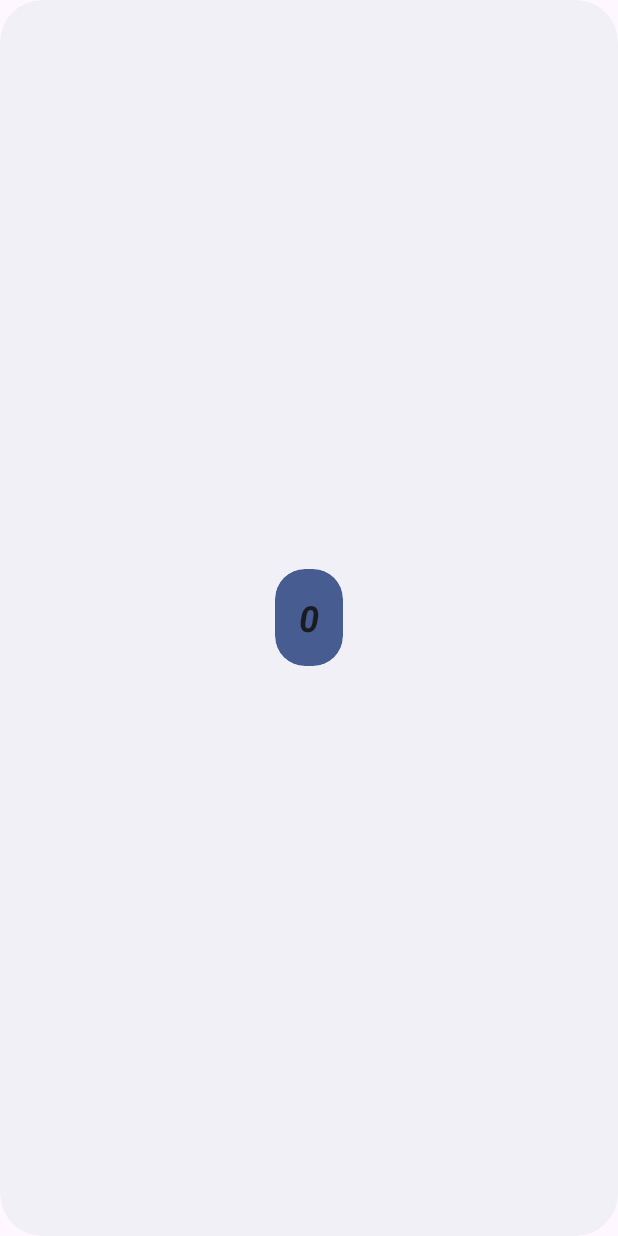
After one commit to TigcalSamples/widget-app, an Android app: the layout countdown_widget.xml on its own in the app's theme, with its tools: preview values and no code run, on a phone screen of 412 x 824 dp. The commit adds this screen. Run offline under Robolectric (Android 15) with nearby library versions, the phone set to English and light mode, and no system bars.

Commit message:
Adding countdown widget that displays number of days to Christmas and opens MainActivity when clicked

```diff
--- a/app/build.gradle.kts
+++ b/app/build.gradle.kts
@@ -33,6 +33,9 @@ android {
     kotlinOptions {
         jvmTarget = "1.8"
     }
+    buildFeatures {
+        viewBinding = true
+    }
 }
 
 dependencies {
--- /dev/null
+++ b/app/src/main/res/drawable-v21/app_widget_background.xml
@@ -0,0 +1,10 @@
+<?xml version="1.0" encoding="utf-8"?><!--
+Background for widgets to make the rounded corners based on the
+appWidgetRadius attribute value
+-->
+<shape xmlns:android="http://schemas.android.com/apk/res/android"
+    android:shape="rectangle">
+
+    <corners android:radius="?attr/appWidgetRadius" />
+    <solid android:color="?android:attr/colorBackground" />
+</shape>
--- /dev/null
+++ b/app/src/main/res/drawable-v21/app_widget_inner_view_background.xml
@@ -0,0 +1,10 @@
+<?xml version="1.0" encoding="utf-8"?><!--
+Background for views inside widgets to make the rounded corners based on the
+appWidgetInnerRadius attribute value
+-->
+<shape xmlns:android="http://schemas.android.com/apk/res/android"
+    android:shape="rectangle">
+
+    <corners android:radius="?attr/appWidgetInnerRadius" />
+    <solid android:color="?android:attr/colorAccent" />
+</shape>
--- /dev/null
+++ b/app/src/main/res/layout/countdown_widget.xml
@@ -0,0 +1,19 @@
+<RelativeLayout xmlns:android="http://schemas.android.com/apk/res/android"
+    style="@style/Widget.WidgetApp.AppWidget.Container"
+    android:layout_width="match_parent"
+    android:layout_height="match_parent"
+    android:theme="@style/Theme.WidgetApp.AppWidgetContainer">
+
+    <TextView
+        android:id="@+id/appwidget_text"
+        style="@style/Widget.WidgetApp.AppWidget.InnerView"
+        android:layout_width="wrap_content"
+        android:layout_height="wrap_content"
+        android:layout_centerHorizontal="true"
+        android:layout_centerVertical="true"
+        android:layout_margin="8dp"
+        android:contentDescription="@string/countdown_widget_zero"
+        android:text="@string/countdown_widget_zero"
+        android:textSize="24sp"
+        android:textStyle="bold|italic" />
+</RelativeLayout>
--- /dev/null
+++ b/app/src/main/res/values-night-v31/themes.xml
@@ -0,0 +1,10 @@
+<?xml version="1.0" encoding="utf-8"?>
+<resources>
+    <!--
+    Having themes.xml for night-v31 because of the priority order of the resource qualifiers.
+    -->
+    <style name="Theme.WidgetApp.AppWidgetContainerParent" parent="@android:style/Theme.DeviceDefault.DayNight">
+        <item name="appWidgetRadius">@android:dimen/system_app_widget_background_radius</item>
+        <item name="appWidgetInnerRadius">@android:dimen/system_app_widget_inner_radius</item>
+    </style>
+</resources>
--- /dev/null
+++ b/app/src/main/res/values-v21/styles.xml
@@ -0,0 +1,14 @@
+<resources>
+
+    <style name="Widget.WidgetApp.AppWidget.Container" parent="android:Widget">
+        <item name="android:id">@android:id/background</item>
+        <item name="android:padding">?attr/appWidgetPadding</item>
+        <item name="android:background">@drawable/app_widget_background</item>
+    </style>
+
+    <style name="Widget.WidgetApp.AppWidget.InnerView" parent="android:Widget">
+        <item name="android:padding">?attr/appWidgetPadding</item>
+        <item name="android:background">@drawable/app_widget_inner_view_background</item>
+        <item name="android:textColor">?android:attr/textColorPrimary</item>
+    </style>
+</resources>
--- /dev/null
+++ b/app/src/main/res/values-v31/styles.xml
@@ -0,0 +1,16 @@
+<resources>
+
+    <style name="Widget.WidgetApp.AppWidget.Container" parent="android:Widget">
+        <item name="android:id">@android:id/background</item>
+        <item name="android:padding">?attr/appWidgetPadding</item>
+        <item name="android:background">@drawable/app_widget_background</item>
+        <item name="android:clipToOutline">true</item>
+    </style>
+
+    <style name="Widget.WidgetApp.AppWidget.InnerView" parent="android:Widget">
+        <item name="android:padding">?attr/appWidgetPadding</item>
+        <item name="android:background">@drawable/app_widget_inner_view_background</item>
+        <item name="android:textColor">?android:attr/textColorPrimary</item>
+        <item name="android:clipToOutline">true</item>
+    </style>
+</resources>
--- /dev/null
+++ b/app/src/main/res/values-v31/themes.xml
@@ -0,0 +1,11 @@
+<?xml version="1.0" encoding="utf-8"?>
+<resources>
+    <!--
+    Having themes.xml for v31 variant because @android:dimen/system_app_widget_background_radius
+     and @android:dimen/system_app_widget_internal_padding requires API level 31
+    -->
+    <style name="Theme.WidgetApp.AppWidgetContainerParent" parent="@android:style/Theme.DeviceDefault.DayNight">
+        <item name="appWidgetRadius">@android:dimen/system_app_widget_background_radius</item>
+        <item name="appWidgetInnerRadius">@android:dimen/system_app_widget_inner_radius</item>
+    </style>
+</resources>
--- a/app/src/main/res/values/colors.xml
+++ b/app/src/main/res/values/colors.xml
@@ -2,4 +2,8 @@
 <resources>
     <color name="black">#FF000000</color>
     <color name="white">#FFFFFFFF</color>
+    <color name="light_blue_50">#FFE1F5FE</color>
+    <color name="light_blue_200">#FF81D4FA</color>
+    <color name="light_blue_600">#FF039BE5</color>
+    <color name="light_blue_900">#FF01579B</color>
 </resources>
--- a/app/src/main/res/values/strings.xml
+++ b/app/src/main/res/values/strings.xml
@@ -1,3 +1,6 @@
 <resources>
     <string name="app_name">Widget App</string>
+
+    <string name="countdown_widget_description">Countdown Widget</string>
+    <string name="countdown_widget_zero">0</string>
 </resources>
--- /dev/null
+++ b/app/src/main/res/values/styles.xml
@@ -0,0 +1,12 @@
+<resources>
+
+    <style name="Widget.WidgetApp.AppWidget.Container" parent="android:Widget">
+        <item name="android:id">@android:id/background</item>
+        <item name="android:background">?android:attr/colorBackground</item>
+    </style>
+
+    <style name="Widget.WidgetApp.AppWidget.InnerView" parent="android:Widget">
+        <item name="android:background">?android:attr/colorBackground</item>
+        <item name="android:textColor">?android:attr/textColorPrimary</item>
+    </style>
+</resources>
--- a/app/src/main/res/values/themes.xml
+++ b/app/src/main/res/values/themes.xml
@@ -6,4 +6,19 @@
     </style>
 
     <style name="Theme.WidgetApp" parent="Base.Theme.WidgetApp" />
+
+    <style name="Theme.WidgetApp.AppWidgetContainerParent" parent="@android:style/Theme.DeviceDefault">
+        <!-- Radius of the outer bound of widgets to make the rounded corners -->
+        <item name="appWidgetRadius">16dp</item>
+        <!--
+        Radius of the inner view's bound of widgets to make the rounded corners.
+        It needs to be 8dp or less than the value of appWidgetRadius
+        -->
+        <item name="appWidgetInnerRadius">8dp</item>
+    </style>
+
+    <style name="Theme.WidgetApp.AppWidgetContainer" parent="Theme.WidgetApp.AppWidgetContainerParent">
+        <!-- Apply padding to avoid the content of the widget colliding with the rounded corners -->
+        <item name="appWidgetPadding">16dp</item>
+    </style>
 </resources>
```
Also changed, not shown: app/src/main/AndroidManifest.xml (+12 -0 lines), app/src/main/java/ph/edu/dlsu/mobdeve/tigcal/widget/CountdownWidget.kt (added, +62 -0 lines), app/src/main/res/values/attrs.xml (added, +7 -0 lines), app/src/main/res/values/dimens.xml (added, +10 -0 lines), app/src/main/res/xml/countdown_widget_info.xml (added, +14 -0 lines), app/src/main/res/drawable-nodpi/example_appwidget_preview.png (added).
